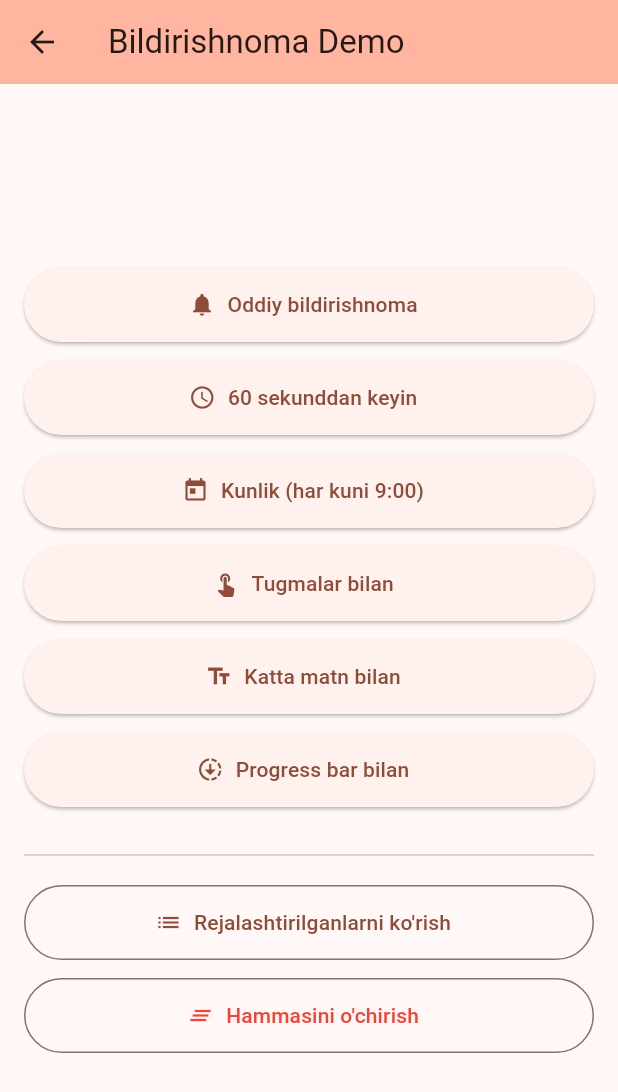
After one commit to KhamdamovDilmurod/flutter_with_docs, a Flutter app: the screen it shows after launch, after a tap on "Notifications", on a phone screen of 412 x 824 dp. The commit adds this screen. Shown: the top 1092 px of the screen. Run offline on Flutter 3.47's test engine with Material 3 defaults, Android fonts, the phone set to English and light mode, and no system bars; our stand-ins replace flutter_local_notifications, timezone.

Commit message:
notifications

```diff
--- a/lib/main.dart
+++ b/lib/main.dart
@@ -1,12 +1,21 @@
 import 'package:flutter/material.dart';
 import 'package:flutter_with_docs/accessibility/accessibility.dart';
+import 'package:timezone/data/latest.dart' as tz;
 import 'basics/appbars/appbars.dart';
 import 'basics/buttons/buttons.dart';
 import 'basics/layouts/layouts.dart';
 import 'basics/paintings/paintings.dart';
 import 'basics/scrollings/scrollings.dart';
+import 'notifications/notifications.dart';
 
-void main() {
+void main() async {
+
+  WidgetsFlutterBinding.ensureInitialized();
+  // Timezone sozlash
+  tz.initializeTimeZones();
+
+  // Bildirishnomani sozlash
+  await initializeNotifications();
   runApp(MyApp());
 }
 
@@ -32,7 +41,8 @@ class HomeScreen extends StatelessWidget {
   Widget build(BuildContext context) {
     return Scaffold(
       appBar: AppBar(title: Text("namunalar")),
-      body: Column(
+      body: Center(
+        child: Column(
           mainAxisAlignment :MainAxisAlignment.center,
           crossAxisAlignment: CrossAxisAlignment.center,
           children: [
@@ -89,11 +99,12 @@ class HomeScreen extends StatelessWidget {
             ),
             ElevatedButton(
               onPressed: () {
-              // Navigator.push(context, MaterialPageRoute(builder: (_) =>  AppBarExamplesHome()));
+                Navigator.push(context, MaterialPageRoute(builder: (_) =>  const NotificationDemo()));
               },
-            child: Text('next'),
+              child: Text('Notifications'),
             ),
           ],
+        ),
       ),
     );
   }
--- /dev/null
+++ b/lib/notifications/notifications.dart
@@ -0,0 +1,376 @@
+import 'package:flutter/material.dart';
+import 'package:flutter_local_notifications/flutter_local_notifications.dart';
+import 'package:timezone/timezone.dart' as tz;
+
+// Global plugin object
+final FlutterLocalNotificationsPlugin flutterLocalNotificationsPlugin =
+FlutterLocalNotificationsPlugin();
+
+Future<void> initializeNotifications() async {
+  // Android sozlamalari
+  const AndroidInitializationSettings androidSettings =
+  AndroidInitializationSettings('@mipmap/ic_launcher');
+
+  // iOS sozlamalari
+  const DarwinInitializationSettings iosSettings =
+  DarwinInitializationSettings(
+    requestAlertPermission: true,
+    requestBadgePermission: true,
+    requestSoundPermission: true,
+  );
+
+  // Umumiy sozlamalar
+  const InitializationSettings settings = InitializationSettings(
+    android: androidSettings,
+    iOS: iosSettings,
+  );
+
+  // Pluginni ishga tushirish
+  await flutterLocalNotificationsPlugin.initialize(
+    settings,
+    onDidReceiveNotificationResponse: onNotificationTap,
+  );
+
+  // Android 13+ uchun ruxsat so'rash
+  await flutterLocalNotificationsPlugin
+      .resolvePlatformSpecificImplementation<
+      AndroidFlutterLocalNotificationsPlugin>()
+      ?.requestNotificationsPermission();
+}
+
+// Bildirishnomaga bosilganda chaqiriladi
+void onNotificationTap(NotificationResponse response) {
+  print('Bildirishnoma bosildi!');
+  print('Payload: ${response.payload}');
+  print('Action ID: ${response.actionId}');
+
+  // Bu yerda navigatsiya yoki boshqa amallarni bajarishingiz mumkin
+  if (response.actionId == 'accept') {
+    print('Qabul qilindi');
+  } else if (response.actionId == 'reject') {
+    print('Rad etildi');
+  }
+}
+
+class NotificationDemo extends StatelessWidget {
+  const NotificationDemo({super.key});
+
+  // 1. Oddiy bildirishnoma
+  Future<void> showSimpleNotification() async {
+    const AndroidNotificationDetails androidDetails =
+    AndroidNotificationDetails(
+      'simple_channel',
+      'Oddiy bildirishnomalar',
+      channelDescription: 'Oddiy bildirishnomalar uchun kanal',
+      importance: Importance.max,
+      priority: Priority.high,
+    );
+
+    const DarwinNotificationDetails iosDetails = DarwinNotificationDetails(
+      presentAlert: true,
+      presentBadge: true,
+      presentSound: true,
+    );
+
+    const NotificationDetails notificationDetails = NotificationDetails(
+      android: androidDetails,
+      iOS: iosDetails,
+    );
+
+    await flutterLocalNotificationsPlugin.show(
+      0,
+      'Salom!',
+      'Bu oddiy bildirishnoma',
+      notificationDetails,
+      payload: 'simple_notification',
+    );
+  }
+
+  // 2. Rejalashtirilgan bildirishnoma (5 sekunddan keyin)
+  Future<void> scheduleNotification() async {
+    await flutterLocalNotificationsPlugin.zonedSchedule(
+      1,
+      'Rejalashtirilgan xabar',
+      '60 sekund o\'tdi!',
+      tz.TZDateTime.now(tz.local).add(const Duration(seconds: 60)),
+      const NotificationDetails(
+        android: AndroidNotificationDetails(
+          'scheduled_channel',
+          'Rejalashtirilgan bildirishnomalar',
+          importance: Importance.high,
+        ),
+      ),
+      androidScheduleMode: AndroidScheduleMode.exactAllowWhileIdle,
+      uiLocalNotificationDateInterpretation:
+      UILocalNotificationDateInterpretation.absoluteTime,
+    );
+  }
+
+  // 3. Kunlik bildirishnoma (har kuni 9:00 da)
+  Future<void> scheduleDailyNotification() async {
+    var scheduledTime = tz.TZDateTime(
+      tz.local,
+      DateTime.now().year,
+      DateTime.now().month,
+      DateTime.now().day,
+      9, // Soat
+      0, // Daqiqa
+    );
+
+    // Agar bugun 9:00 o'tib ketgan bo'lsa, ertaga rejalashtir
+    if (scheduledTime.isBefore(DateTime.now())) {
+      scheduledTime = scheduledTime.add(const Duration(days: 1));
+    }
+
+    await flutterLocalNotificationsPlugin.zonedSchedule(
+      2,
+      'Kunlik eslatma',
+      'Har kuni soat 9:00 da',
+      scheduledTime,
+      const NotificationDetails(
+        android: AndroidNotificationDetails(
+          'daily_channel',
+          'Kunlik bildirishnomalar',
+        ),
+      ),
+      androidScheduleMode: AndroidScheduleMode.exactAllowWhileIdle,
+      uiLocalNotificationDateInterpretation:
+      UILocalNotificationDateInterpretation.absoluteTime,
+      matchDateTimeComponents: DateTimeComponents.time,
+    );
+  }
+
+  // 4. Amallar bilan bildirishnoma (tugmalar)
+  Future<void> showNotificationWithActions() async {
+    const AndroidNotificationDetails androidDetails =
+    AndroidNotificationDetails(
+      'action_channel',
+      'Amallar bilan bildirishnomalar',
+      importance: Importance.max,
+      priority: Priority.high,
+      actions: <AndroidNotificationAction>[
+        AndroidNotificationAction(
+          'accept',
+          'Qabul qilish',
+          showsUserInterface: true,
+        ),
+        AndroidNotificationAction(
+          'reject',
+          'Rad etish',
+          cancelNotification: true,
+        ),
+      ],
+    );
+
+    await flutterLocalNotificationsPlugin.show(
+      3,
+      'Yangi taklif',
+      'Taklifni qabul qilasizmi?',
+      const NotificationDetails(android: androidDetails),
+      payload: 'action_notification',
+    );
+  }
+
+  // 5. Katta matn bilan bildirishnoma
+  Future<void> showBigTextNotification() async {
+    const AndroidNotificationDetails androidDetails =
+    AndroidNotificationDetails(
+      'big_text_channel',
+      'Katta matn bildirishnomalari',
+      styleInformation: BigTextStyleInformation(
+        'Bu juda uzun matn. U bildirishnomani kengaytirganda to\'liq ko\'rinadi. '
+            'Bir necha qator matn yozishingiz mumkin va foydalanuvchi bildirishnomani '
+            'pastga tortganda barcha matnni o\'qiy oladi.',
+        contentTitle: 'Katta matn',
+        summaryText: 'Qisqacha xulosa',
+      ),
+    );
+
+    await flutterLocalNotificationsPlugin.show(
+      4,
+      'Sarlavha',
+      'Qisqa matn',
+      const NotificationDetails(android: androidDetails),
+    );
+  }
+
+  // 6. Progress bar bilan bildirishnoma
+  Future<void> showProgressNotification() async {
+    const int maxProgress = 10;
+
+    for (int i = 0; i <= maxProgress; i++) {
+      await Future.delayed(const Duration(seconds: 1));
+
+      final AndroidNotificationDetails androidDetails =
+      AndroidNotificationDetails(
+        'progress_channel',
+        'Progress bildirishnomalari',
+        channelShowBadge: false,
+        importance: Importance.max,
+        priority: Priority.high,
+        onlyAlertOnce: true,
+        showProgress: true,
+        maxProgress: maxProgress,
+        progress: i,
+      );
+
+      await flutterLocalNotificationsPlugin.show(
+        5,
+        'Yuklanmoqda...',
+        'Fayl yuklanmoqda: ${(i / maxProgress * 100).toInt()}%',
+        NotificationDetails(android: androidDetails),
+      );
+    }
+
+    // Yuklanish tugagach
+    await Future.delayed(const Duration(seconds: 1));
+    await flutterLocalNotificationsPlugin.cancel(5);
+  }
+
+  // 7. Barcha bildirishnomalarni o'chirish
+  Future<void> cancelAllNotifications() async {
+    await flutterLocalNotificationsPlugin.cancelAll();
+  }
+
+  // 8. Rejalashtirilgan bildirishnomalarni ko'rish
+  Future<void> showPendingNotifications(BuildContext context) async {
+    final List<PendingNotificationRequest> pendingNotifications =
+    await flutterLocalNotificationsPlugin.pendingNotificationRequests();
+
+    if (pendingNotifications.isEmpty) {
+      ScaffoldMessenger.of(context).showSnackBar(
+        const SnackBar(content: Text('Rejalashtirilgan bildirishnomalar yo\'q')),
+      );
+      return;
+    }
+
+    String message = 'Rejalashtirilgan bildirishnomalar:\n';
+    for (var notification in pendingNotifications) {
+      message += 'ID: ${notification.id}, Title: ${notification.title}\n';
+    }
+
+    ScaffoldMessenger.of(context).showSnackBar(
+      SnackBar(
+        content: Text(message),
+        duration: const Duration(seconds: 5),
+      ),
+    );
+  }
+
+  @override
+  Widget build(BuildContext context) {
+    return Scaffold(
+      appBar: AppBar(
+        title: const Text('Bildirishnoma Demo'),
+        backgroundColor: Theme.of(context).colorScheme.inversePrimary,
+      ),
+      body: Center(
+        child: SingleChildScrollView(
+          padding: const EdgeInsets.all(16),
+          child: Column(
+            mainAxisAlignment: MainAxisAlignment.center,
+            children: [
+              // 1. Oddiy bildirishnoma
+              ElevatedButton.icon(
+                onPressed: showSimpleNotification,
+                icon: const Icon(Icons.notifications),
+                label: const Text('Oddiy bildirishnoma'),
+                style: ElevatedButton.styleFrom(
+                  minimumSize: const Size(double.infinity, 50),
+                ),
+              ),
+              const SizedBox(height: 12),
+
+              // 2. Rejalashtirilgan (5 sekund)
+              ElevatedButton.icon(
+                onPressed: scheduleNotification,
+                icon: const Icon(Icons.schedule),
+                label: const Text('60 sekunddan keyin'),
+                style: ElevatedButton.styleFrom(
+                  minimumSize: const Size(double.infinity, 50),
+                ),
+              ),
+              const SizedBox(height: 12),
+
+              // 3. Kunlik bildirishnoma
+              ElevatedButton.icon(
+                onPressed: scheduleDailyNotification,
+                icon: const Icon(Icons.today),
+                label: const Text('Kunlik (har kuni 9:00)'),
+                style: ElevatedButton.styleFrom(
+                  minimumSize: const Size(double.infinity, 50),
+                ),
+              ),
+              const SizedBox(height: 12),
+
+              // 4. Amallar bilan
+              ElevatedButton.icon(
+                onPressed: showNotificationWithActions,
+                icon: const Icon(Icons.touch_app),
+                label: const Text('Tugmalar bilan'),
+                style: ElevatedButton.styleFrom(
+                  minimumSize: const Size(double.infinity, 50),
+                ),
+              ),
+              const SizedBox(height: 12),
+
+              // 5. Katta matn
+              ElevatedButton.icon(
+                onPressed: showBigTextNotification,
+                icon: const Icon(Icons.text_fields),
+                label: const Text('Katta matn bilan'),
+                style: ElevatedButton.styleFrom(
+                  minimumSize: const Size(double.infinity, 50),
+                ),
+              ),
+              const SizedBox(height: 12),
+
+              // 6. Progress bar
+              ElevatedButton.icon(
+                onPressed: showProgressNotification,
+                icon: const Icon(Icons.downloading),
+                label: const Text('Progress bar bilan'),
+                style: ElevatedButton.styleFrom(
+                  minimumSize: const Size(double.infinity, 50),
+                ),
+              ),
+              const SizedBox(height: 24),
+
+              const Divider(),
+              const SizedBox(height: 12),
+
+              // 7. Rejalashtirilganlarni ko'rish
+              OutlinedButton.icon(
+                onPressed: () => showPendingNotifications(context),
+                icon: const Icon(Icons.list),
+                label: const Text('Rejalashtirilganlarni ko\'rish'),
+                style: OutlinedButton.styleFrom(
+                  minimumSize: const Size(double.infinity, 50),
+                ),
+              ),
+              const SizedBox(height: 12),
+
+              // 8. Hammasini o'chirish
+              OutlinedButton.icon(
+                onPressed: () async {
+                  await cancelAllNotifications();
+                  ScaffoldMessenger.of(context).showSnackBar(
+                    const SnackBar(
+                      content: Text('Barcha bildirishnomalar o\'chirildi'),
+                    ),
+                  );
+                },
+                icon: const Icon(Icons.clear_all),
+                label: const Text('Hammasini o\'chirish'),
+                style: OutlinedButton.styleFrom(
+                  minimumSize: const Size(double.infinity, 50),
+                  foregroundColor: Colors.red,
+                ),
+              ),
+            ],
+          ),
+        ),
+      ),
+    );
+  }
+}
--- a/pubspec.yaml
+++ b/pubspec.yaml
@@ -33,6 +33,8 @@ dependencies:
 
   english_words: ^4.0.0
   provider: ^6.1.5
+  timezone:
+  flutter_local_notifications: ^17.0.0
 
   # The following adds the Cupertino Icons font to your application.
   # Use with the CupertinoIcons class for iOS style icons.
```
Also changed, not shown: 2 other files. Lines whose indentation alone changed are shown as unchanged.
